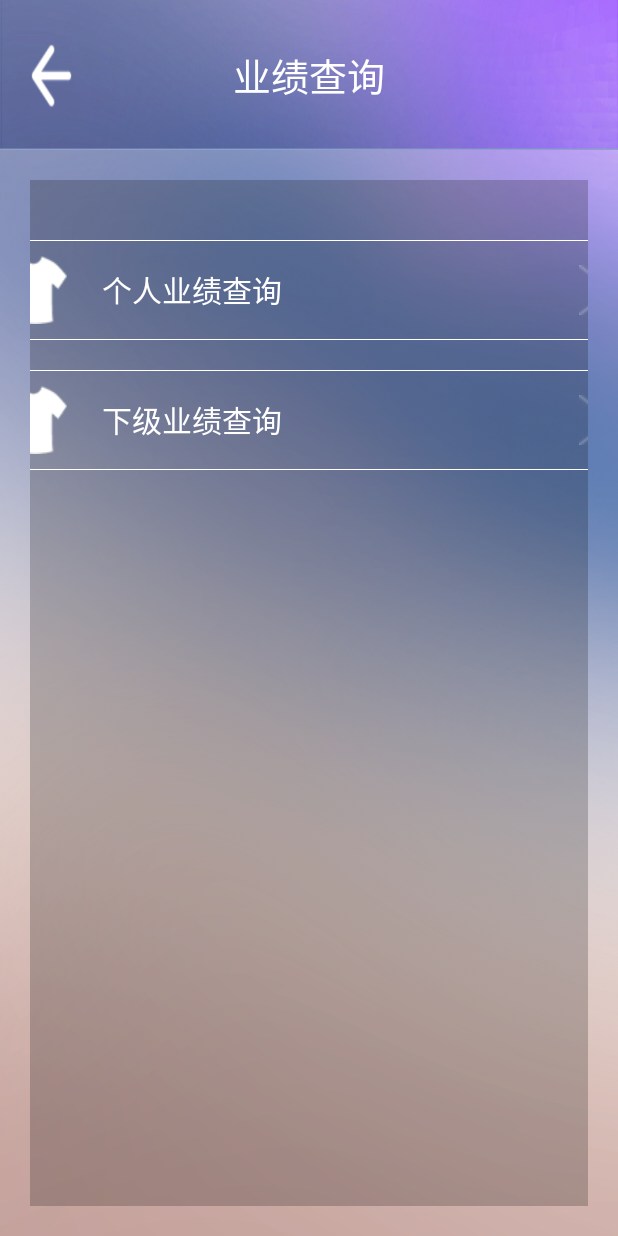
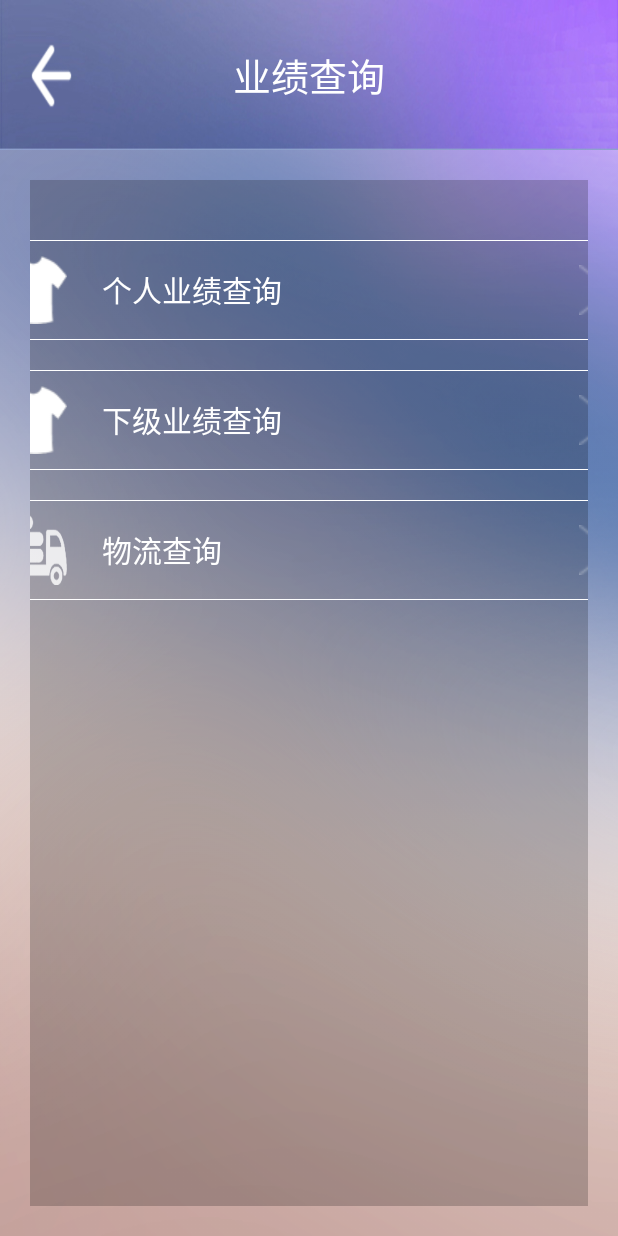
Before and after one commit to zhangzs1994/WMS, an Android app: the layout activity_achievement.xml on its own in the app's theme, with its tools: preview values and no code run, on a phone screen of 412 x 824 dp. Run offline under Robolectric (Android 15) with nearby library versions, the phone set to English and light mode, and no system bars.

Commit message:
Signed-off-by: zhangzs1994 <1392842928@qq.com>

```diff
--- a/app/src/main/java/com/ycsx/www/wms/common/API.java
+++ b/app/src/main/java/com/ycsx/www/wms/common/API.java
@@ -5,7 +5,7 @@ package com.ycsx.www.wms.common;
  */
 public class API {
     public static final String URL="http://192.168.0.88:8080/YC_Service/";     //服务器地址
-    public static final String URL1="http://192.168.0.19:8080/JobHunting/"; //测试地址
+    public static final String URL1="http://192.168.0.20:8080/JobHunting/"; //测试地址
     public static final String URL2="http://192.168.0.13:8080/JobHunting/"; //测试地址
     public static String authorizationCode="YCWMS-20170522-XXX";  //验证码
     public static String downLoadUrl="";   //APP下载地址
--- a/app/src/main/res/layout/activity_achievement.xml
+++ b/app/src/main/res/layout/activity_achievement.xml
@@ -109,6 +109,40 @@
                 android:layout_weight="0.3"
                 android:background="@drawable/mine_arrow" />
         </LinearLayout>
+
+        <LinearLayout
+            android:id="@+id/logistics_query"
+            android:layout_width="650px"
+            android:layout_height="100px"
+            android:layout_marginTop="30px"
+            android:background="@drawable/card_bg"
+            android:gravity="center_vertical"
+            android:orientation="horizontal">
+
+            <ImageView
+                android:layout_width="0px"
+                android:layout_height="wrap_content"
+                android:layout_margin="15px"
+                android:layout_weight="0.6"
+                android:background="@drawable/major_logistics" />
+
+            <TextView
+                android:layout_width="0px"
+                android:layout_height="match_parent"
+                android:layout_marginLeft="20px"
+                android:layout_weight="4"
+                android:gravity="center_vertical"
+                android:text="物流查询"
+                android:textColor="@color/colorWhite"
+                android:textSize="20sp" />
+
+            <ImageView
+                android:layout_width="0px"
+                android:layout_height="50px"
+                android:layout_margin="20px"
+                android:layout_weight="0.3"
+                android:background="@drawable/mine_arrow" />
+        </LinearLayout>
     </LinearLayout>
 
 </LinearLayout>
```
